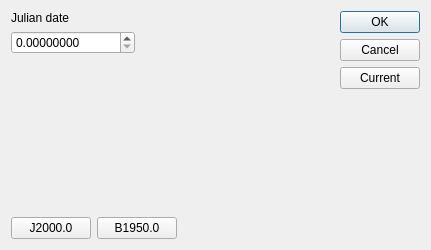
The window that csetjd.ui (PavelMr/skytechx) describes before a commit, drawn with Qt 5.
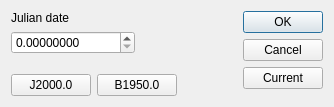
The same window after the commit.

```diff
--- a/csetjd.ui
+++ b/csetjd.ui
@@ -6,8 +6,8 @@
    <rect>
     <x>0</x>
     <y>0</y>
-    <width>431</width>
-    <height>250</height>
+    <width>334</width>
+    <height>107</height>
    </rect>
   </property>
   <property name="windowTitle">
```
